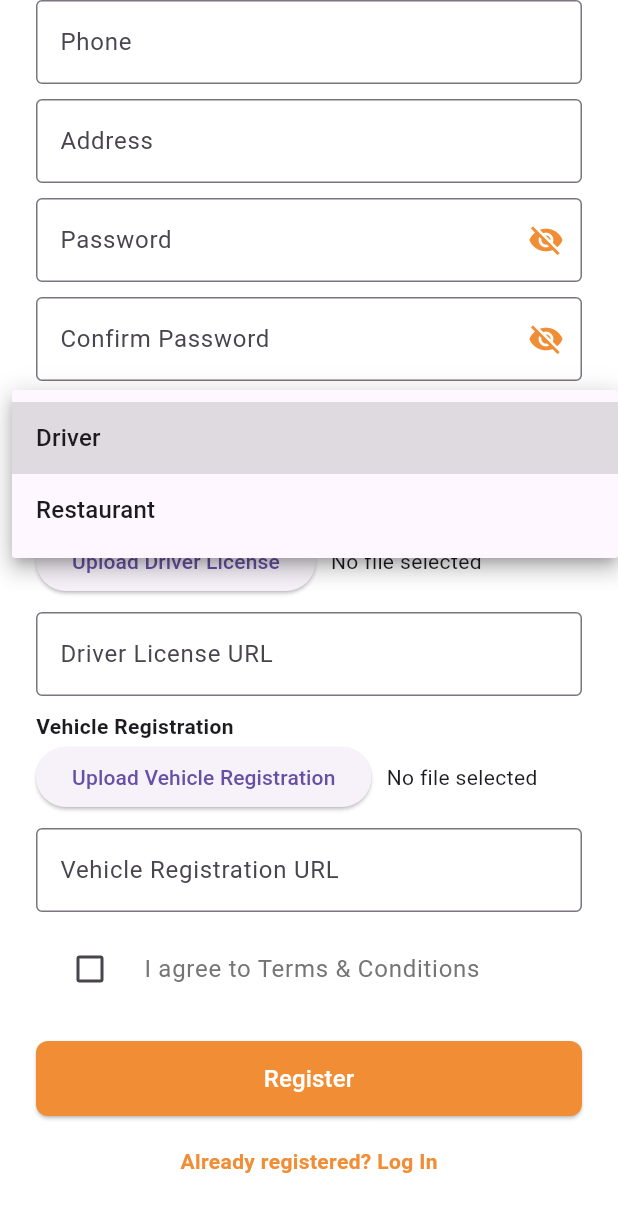
After one commit to arohifechukwu/togooflutter, a Flutter app: the RegistrationScreen screen opened directly, scrolled down 438 dp, after a tap on "Business Type", on a phone screen of 412 x 824 dp. The commit adds this screen. Shown: the top 1212 px of the screen. Run offline on Flutter 3.47's test engine with Material 3 defaults, Android fonts, the phone set to English and light mode, and no system bars; our stand-ins replace file_picker, firebase_auth, firebase_core, firebase_database, firebase_storage, fluttertoast; accounts and stored records are empty.

Commit message:
driver/restaurant registration page implemented, firebase storage configured, navigation link configured for driver/restaurant registration on Signup_screen.dart, pubspec dependency versions upgraded and compatibility optimized,

```diff
--- /dev/null
+++ b/lib/registration_screen.dart
@@ -0,0 +1,304 @@
+
+import 'dart:io';
+import 'package:firebase_auth/firebase_auth.dart';
+import 'package:firebase_database/firebase_database.dart';
+import 'package:firebase_storage/firebase_storage.dart';
+import 'package:flutter/material.dart';
+import 'package:fluttertoast/fluttertoast.dart';
+import 'package:file_picker/file_picker.dart';
+import 'login_screen.dart';
+
+class RegistrationScreen extends StatefulWidget {
+  @override
+  _RegistrationScreenState createState() => _RegistrationScreenState();
+}
+
+class _RegistrationScreenState extends State<RegistrationScreen> {
+  final FirebaseAuth _auth = FirebaseAuth.instance;
+  final FirebaseDatabase _db = FirebaseDatabase.instance;
+  final FirebaseStorage _storage = FirebaseStorage.instance;
+
+  final TextEditingController _nameController = TextEditingController();
+  final TextEditingController _emailController = TextEditingController();
+  final TextEditingController _phoneController = TextEditingController();
+  final TextEditingController _addressController = TextEditingController();
+  final TextEditingController _passwordController = TextEditingController();
+  final TextEditingController _confirmPasswordController = TextEditingController();
+
+  // URL Controllers
+  final TextEditingController _driverLicenseUrlController = TextEditingController();
+  final TextEditingController _vehicleRegistrationUrlController = TextEditingController();
+  final TextEditingController _restaurantLicenseUrlController = TextEditingController();
+  final TextEditingController _retailLicenseUrlController = TextEditingController();
+
+  String _selectedBusinessType = "driver"; // Default selection
+  bool _termsAccepted = false;
+  bool _isLoading = false;
+  bool _passwordVisible = false;
+  bool _confirmPasswordVisible = false;
+  Map<String, File?> _selectedFiles = {};
+
+  // Define color palette
+  final Color primaryColor = Color(0xFFF18D34); // Dark Orange
+  final Color primaryVariant = Color(0xFFE67E22); // Slightly Darker Orange
+  final Color secondaryColor = Color(0xFFFF9800); // Lighter Orange
+  final Color white = Color(0xFFFFFFFF);
+  final Color lightGray = Color(0xFFF5F5F5);
+  final Color darkGray = Color(0xFF757575);
+  final Color black = Color(0xFF000000);
+  final Color buttonDefault = Color(0xFFF18D34);
+  final Color buttonPressed = Color(0xFFE67E22);
+  final Color buttonDisabled = Color(0xFFFFB066);
+
+  @override
+  Widget build(BuildContext context) {
+    return Scaffold(
+      backgroundColor: white,
+      body: SingleChildScrollView(
+        padding: EdgeInsets.symmetric(horizontal: 24.0, vertical: 40.0),
+        child: Column(
+          crossAxisAlignment: CrossAxisAlignment.center,
+          children: [
+            const SizedBox(height: 40),
+
+            // Logo
+            Image.asset('assets/logo.png', width: 150, height: 150),
+            const SizedBox(height: 20),
+
+            // Slogan
+            Text(
+              "Bringing Your Cravings Home!",
+              style: TextStyle(fontSize: 18, fontStyle: FontStyle.italic, color: darkGray),
+            ),
+            const SizedBox(height: 30),
+
+            // Form
+            _buildForm(),
+
+            const SizedBox(height: 20),
+
+            // Signup Button
+            ElevatedButton(
+              onPressed: _registerUser,
+              style: ElevatedButton.styleFrom(
+                backgroundColor: primaryColor,
+                minimumSize: Size(double.infinity, 50),
+                shape: RoundedRectangleBorder(borderRadius: BorderRadius.circular(8)),
+              ),
+              child: _isLoading
+                  ? CircularProgressIndicator(color: white)
+                  : Text("Register", style: TextStyle(color: white, fontSize: 16)),
+            ),
+
+            const SizedBox(height: 20),
+
+            // Login Link
+            GestureDetector(
+              onTap: () => Navigator.pushReplacement(context, MaterialPageRoute(builder: (_) => LoginScreen())),
+              child: Text("Already registered? Log In", style: TextStyle(color: primaryColor, fontWeight: FontWeight.bold)),
+            ),
+          ],
+        ),
+      ),
+    );
+  }
+
+  Widget _buildForm() {
+    return Column(
+      children: [
+        _buildTextField(_nameController, "Full Name"),
+        _buildTextField(_emailController, "Email", TextInputType.emailAddress),
+        _buildTextField(_phoneController, "Phone", TextInputType.phone),
+        _buildTextField(_addressController, "Address"),
+
+        // Password Fields with Visibility Toggle and Validation
+        _buildPasswordField(_passwordController, "Password", _passwordVisible, () {
+          setState(() {
+            _passwordVisible = !_passwordVisible;
+          });
+        }),
+        _buildPasswordField(_confirmPasswordController, "Confirm Password", _confirmPasswordVisible, () {
+          setState(() {
+            _confirmPasswordVisible = !_confirmPasswordVisible;
+          });
+        }),
+
+        // Business Type Selection
+        DropdownButtonFormField<String>(
+          value: _selectedBusinessType,
+          items: ["Driver", "Restaurant"].map((String type) {
+            return DropdownMenuItem(value: type, child: Text(type));
+          }).toList(),
+          onChanged: (value) {
+            setState(() {
+              _selectedBusinessType = value!;
+            });
+          },
+          decoration: InputDecoration(labelText: "Business Type", border: OutlineInputBorder()),
+        ),
+        const SizedBox(height: 10),
+
+        // File Upload Fields or URL Entry (Driver)
+        if (_selectedBusinessType == "driver") ...[
+          _buildFilePicker("Driver License", "driverLicense"),
+          _buildTextField(_driverLicenseUrlController, "Driver License URL"),
+          _buildFilePicker("Vehicle Registration", "vehicleRegistration"),
+          _buildTextField(_vehicleRegistrationUrlController, "Vehicle Registration URL"),
+        ],
+        // File Upload Fields or URL Entry (Restaurant)
+        if (_selectedBusinessType == "restaurant") ...[
+          _buildFilePicker("Restaurant License", "restaurantLicense"),
+          _buildTextField(_restaurantLicenseUrlController, "Restaurant License URL"),
+          _buildFilePicker("Retail License", "retailLicense"),
+          _buildTextField(_retailLicenseUrlController, "Retail License URL"),
+        ],
+
+        // Terms & Conditions Checkbox
+        CheckboxListTile(
+          value: _termsAccepted,
+          onChanged: (value) => setState(() => _termsAccepted = value!),
+          title: Text("I agree to Terms & Conditions", style: TextStyle(color: darkGray)),
+          controlAffinity: ListTileControlAffinity.leading,
+          activeColor: primaryColor,
+        ),
+      ],
+    );
+  }
+
+  Widget _buildTextField(TextEditingController controller, String label, [TextInputType keyboardType = TextInputType.text]) {
+    return Padding(
+      padding: const EdgeInsets.only(bottom: 10),
+      child: TextFormField(
+        controller: controller,
+        decoration: InputDecoration(labelText: label, border: OutlineInputBorder()),
+        keyboardType: keyboardType,
+      ),
+    );
+  }
+
+  /// Enhanced Password Field with Visibility Toggle and Validation
+  Widget _buildPasswordField(TextEditingController controller, String label, bool isVisible, VoidCallback toggleVisibility) {
+    return Padding(
+      padding: const EdgeInsets.only(bottom: 10),
+      child: TextFormField(
+        controller: controller,
+        obscureText: !isVisible,
+        decoration: InputDecoration(
+          labelText: label,
+          border: OutlineInputBorder(),
+          suffixIcon: IconButton(
+            icon: Icon(isVisible ? Icons.visibility : Icons.visibility_off, color: primaryColor),
+            onPressed: toggleVisibility,
+          ),
+        ),
+        validator: (value) {
+          if (value == null || value.isEmpty) return "Enter your password";
+          if (!isValidPassword(value)) return "Password must contain letters, numbers, symbols & be 6+ chars";
+          return null;
+        },
+      ),
+    );
+  }
+
+  /// Password Strength Validation
+  bool isValidPassword(String password) {
+    return password.length >= 6 &&
+        password.contains(RegExp(r'[A-Za-z]')) &&
+        password.contains(RegExp(r'\d')) &&
+        password.contains(RegExp(r'[@#$%^&+=!]'));
+  }
+
+
+  Widget _buildFilePicker(String label, String key) {
+    return Column(
+      crossAxisAlignment: CrossAxisAlignment.start,
+      children: [
+        Text(label, style: TextStyle(fontWeight: FontWeight.bold)),
+        Row(
+          children: [
+            ElevatedButton(
+              onPressed: () async {
+                FilePickerResult? result = await FilePicker.platform.pickFiles();
+                if (result != null) {
+                  setState(() {
+                    _selectedFiles[key] = File(result.files.single.path!);
+                  });
+                }
+              },
+              child: Text("Upload $label"),
+            ),
+            SizedBox(width: 10),
+            Expanded(child: Text(_selectedFiles[key]?.path.split('/').last ?? "No file selected")),
+          ],
+        ),
+        const SizedBox(height: 10),
+      ],
+    );
+  }
+
+  Future<void> _registerUser() async {
+    if (!_termsAccepted) {
+      Fluttertoast.showToast(msg: "You must accept Terms & Conditions");
+      return;
+    }
+
+    setState(() => _isLoading = true);
+
+    try {
+      UserCredential userCredential = await _auth.createUserWithEmailAndPassword(
+        email: _emailController.text.trim(),
+        password: _passwordController.text.trim(),
+      );
+
+      String uid = userCredential.user!.uid;
+      String dbChild = _selectedBusinessType.toLowerCase(); // "driver" or "restaurant"
+
+      DatabaseReference userRef = _db.ref().child(dbChild).child(uid);
+
+      Map<String, dynamic> userData = {
+        "name": _nameController.text.trim(),
+        "email": _emailController.text.trim(),
+        "phone": _phoneController.text.trim(),
+        "address": _addressController.text.trim(),
+        "role": _selectedBusinessType,
+      };
+
+      // Store URLs if provided
+      if (_selectedBusinessType == "driver") {
+        if (_driverLicenseUrlController.text.isNotEmpty) {
+          userData["driverLicense"] = _driverLicenseUrlController.text.trim();
+        }
+        if (_vehicleRegistrationUrlController.text.isNotEmpty) {
+          userData["vehicleRegistration"] = _vehicleRegistrationUrlController.text.trim();
+        }
+      }
+      if (_selectedBusinessType == "restaurant") {
+        if (_restaurantLicenseUrlController.text.isNotEmpty) {
+          userData["restaurantLicense"] = _restaurantLicenseUrlController.text.trim();
+        }
+        if (_retailLicenseUrlController.text.isNotEmpty) {
+          userData["retailLicense"] = _retailLicenseUrlController.text.trim();
+        }
+      }
+
+      // Upload files if applicable
+      for (var key in _selectedFiles.keys) {
+        File? file = _selectedFiles[key];
+        if (file != null) {
+          String filePath = "$dbChild/$uid/$key.jpg";
+          TaskSnapshot snapshot = await _storage.ref(filePath).putFile(file);
+          userData[key] = await snapshot.ref.getDownloadURL();
+        }
+      }
+
+      await userRef.set(userData);
+      Fluttertoast.showToast(msg: "Registration Successful!");
+      Navigator.pushReplacement(context, MaterialPageRoute(builder: (_) => LoginScreen()));
+
+    } catch (e) {
+      Fluttertoast.showToast(msg: "Registration failed: ${e.toString()}");
+    } finally {
+      setState(() => _isLoading = false);
+    }
+  }
+}
--- a/pubspec.yaml
+++ b/pubspec.yaml
@@ -38,6 +38,8 @@ dependencies:
   firebase_database: ^11.3.4
   fluttertoast: ^8.2.2
   google_fonts: ^6.1.0
+  firebase_storage: ^12.4.4
+  file_picker: ^5.2.0
 
 
   # The following adds the Cupertino Icons font to your application.
```
Also changed, not shown: lib/login_screen.dart (+42 -31 lines), lib/signup_screen.dart (+29 -25 lines), pubspec.lock, 3 other files.
